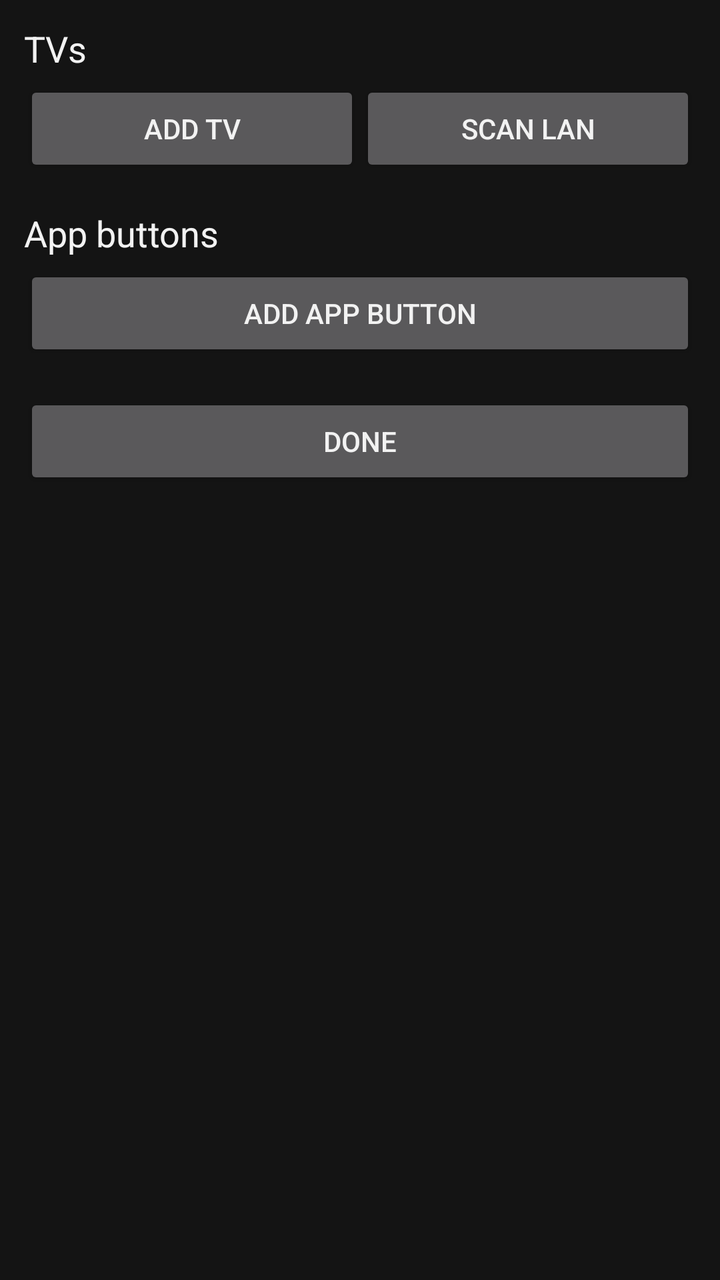
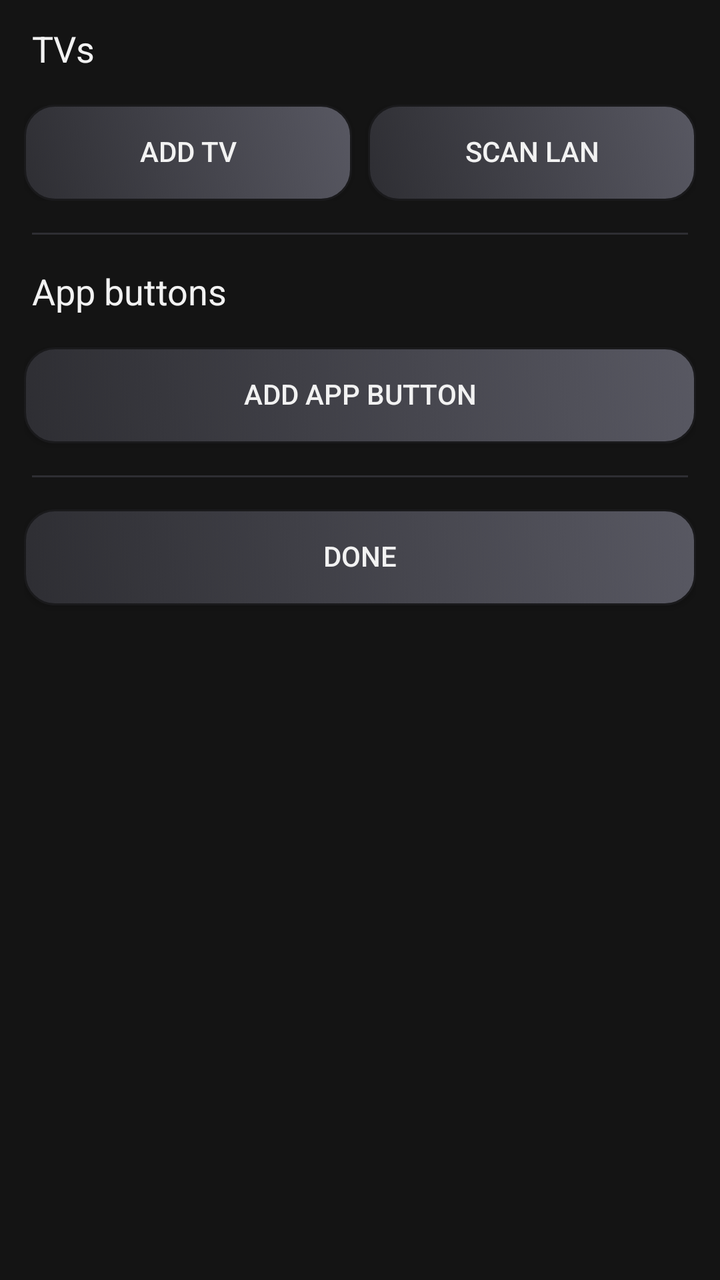

Compare the two renders of this Android layout. The source of the first and the diff that turns it into the second are given below.
<!-- AndroidManifest.xml: application theme Theme.GrafRemote -->
<!-- res/layout/activity_settings.xml -->
<?xml version="1.0" encoding="utf-8"?>
<ScrollView xmlns:android="http://schemas.android.com/apk/res/android"
    android:layout_width="match_parent"
    android:layout_height="match_parent">

    <LinearLayout
        android:layout_width="match_parent"
        android:layout_height="wrap_content"
        android:orientation="vertical"
        android:padding="12dp">

        <TextView
            android:layout_width="match_parent"
            android:layout_height="wrap_content"
            android:text="TVs"
            android:textSize="18sp" />

        <LinearLayout
            android:id="@+id/tvList"
            android:layout_width="match_parent"
            android:layout_height="wrap_content"
            android:orientation="vertical" />

        <LinearLayout
            android:layout_width="match_parent"
            android:layout_height="wrap_content"
            android:orientation="horizontal"
            android:layout_marginTop="4dp"
            android:layout_marginBottom="16dp">

            <Button
                android:id="@+id/btnAddTv"
                android:layout_width="0dp"
                android:layout_height="wrap_content"
                android:layout_weight="1"
                android:text="Add TV" />

            <Button
                android:id="@+id/btnScan"
                android:layout_width="0dp"
                android:layout_height="wrap_content"
                android:layout_weight="1"
                android:text="Scan LAN" />
        </LinearLayout>

        <TextView
            android:layout_width="match_parent"
            android:layout_height="wrap_content"
            android:text="App buttons"
            android:textSize="18sp" />

        <LinearLayout
            android:id="@+id/appList"
            android:layout_width="match_parent"
            android:layout_height="wrap_content"
            android:orientation="vertical" />

        <Button
            android:id="@+id/btnAddApp"
            android:layout_width="match_parent"
            android:layout_height="wrap_content"
            android:layout_marginTop="4dp"
            android:text="Add app button" />

        <Button
            android:id="@+id/btnDone"
            android:layout_width="match_parent"
            android:layout_height="wrap_content"
            android:layout_marginTop="16dp"
            android:layout_marginBottom="16dp"
            android:text="Done" />
    </LinearLayout>
</ScrollView>
<!-- resources referenced by this layout -->
<resources>
  <style name="Theme.GrafRemote" parent="android:Theme.Material.NoActionBar">
          <item name="android:windowBackground">#141414</item>
          <item name="android:textColor">#f2f2f2</item>
          <item name="android:colorAccent">#4da3ff</item>
      </style>
</resources>

<!-- the commit's change to res/layout/activity_settings.xml (unified diff, before → after) -->
@@ -12,7 +12,10 @@
         <TextView
             android:layout_width="match_parent"
             android:layout_height="wrap_content"
+            android:layout_marginStart="4dp"
+            android:layout_marginBottom="8dp"
             android:text="TVs"
+            android:textColor="#f2f2f2"
             android:textSize="18sp" />
 
         <LinearLayout
@@ -24,29 +27,56 @@
         <LinearLayout
             android:layout_width="match_parent"
             android:layout_height="wrap_content"
-            android:orientation="horizontal"
-            android:layout_marginTop="4dp"
-            android:layout_marginBottom="16dp">
+            android:layout_marginTop="8dp"
+            android:layout_marginBottom="16dp"
+            android:orientation="horizontal">
 
             <Button
                 android:id="@+id/btnAddTv"
                 android:layout_width="0dp"
                 android:layout_height="wrap_content"
+                android:layout_marginEnd="4dp"
                 android:layout_weight="1"
-                android:text="Add TV" />
+                android:background="@drawable/btn_face_selector"
+                android:elevation="1dp"
+                android:gravity="center"
+                android:includeFontPadding="false"
+                android:minWidth="0dp"
+                android:minHeight="48dp"
+                android:text="Add TV"
+                android:textColor="#f2f2f2" />
 
             <Button
                 android:id="@+id/btnScan"
                 android:layout_width="0dp"
                 android:layout_height="wrap_content"
+                android:layout_marginStart="4dp"
                 android:layout_weight="1"
-                android:text="Scan LAN" />
+                android:background="@drawable/btn_face_selector"
+                android:elevation="1dp"
+                android:gravity="center"
+                android:includeFontPadding="false"
+                android:minWidth="0dp"
+                android:minHeight="48dp"
+                android:text="Scan LAN"
+                android:textColor="#f2f2f2" />
         </LinearLayout>
+
+        <View
+            android:layout_width="match_parent"
+            android:layout_height="1dp"
+            android:layout_marginStart="4dp"
+            android:layout_marginEnd="4dp"
+            android:layout_marginBottom="16dp"
+            android:background="#2E2E33" />
 
         <TextView
             android:layout_width="match_parent"
             android:layout_height="wrap_content"
+            android:layout_marginStart="4dp"
+            android:layout_marginBottom="8dp"
             android:text="App buttons"
+            android:textColor="#f2f2f2"
             android:textSize="18sp" />
 
         <LinearLayout
@@ -59,15 +89,37 @@
             android:id="@+id/btnAddApp"
             android:layout_width="match_parent"
             android:layout_height="wrap_content"
-            android:layout_marginTop="4dp"
-            android:text="Add app button" />
+            android:layout_marginTop="8dp"
+            android:background="@drawable/btn_face_selector"
+            android:elevation="1dp"
+            android:gravity="center"
+            android:includeFontPadding="false"
+            android:minWidth="0dp"
+            android:minHeight="48dp"
+            android:text="Add app button"
+            android:textColor="#f2f2f2" />
+
+        <View
+            android:layout_width="match_parent"
+            android:layout_height="1dp"
+            android:layout_marginStart="4dp"
+            android:layout_marginTop="16dp"
+            android:layout_marginEnd="4dp"
+            android:layout_marginBottom="16dp"
+            android:background="#2E2E33" />
 
         <Button
             android:id="@+id/btnDone"
             android:layout_width="match_parent"
             android:layout_height="wrap_content"
-            android:layout_marginTop="16dp"
             android:layout_marginBottom="16dp"
-            android:text="Done" />
+            android:background="@drawable/btn_face_selector"
+            android:elevation="1dp"
+            android:gravity="center"
+            android:includeFontPadding="false"
+            android:minWidth="0dp"
+            android:minHeight="48dp"
+            android:text="Done"
+            android:textColor="#f2f2f2" />
     </LinearLayout>
 </ScrollView>
<!-- resource entries referenced after the edit -->
@@ -1,9 +1,41 @@
 <!-- resources referenced by this layout -->
 <resources>
+  <!-- drawable btn_face_selector (drawable) -->
+  <?xml version="1.0" encoding="utf-8"?>
+  <selector xmlns:android="http://schemas.android.com/apk/res/android">
+      <item android:drawable="@drawable/btn_face_pressed" android:state_pressed="true" />
+      <item android:drawable="@drawable/btn_face" />
+  </selector>
   <style name="Theme.GrafRemote" parent="android:Theme.Material.NoActionBar">
           <item name="android:windowBackground">#141414</item>
           <item name="android:textColor">#f2f2f2</item>
           <item name="android:colorAccent">#4da3ff</item>
       </style>
+  <!-- drawable btn_face_pressed (drawable) -->
+  <?xml version="1.0" encoding="utf-8"?>
+  <shape xmlns:android="http://schemas.android.com/apk/res/android"
+      android:shape="rectangle">
+      <gradient
+          android:angle="45"
+          android:startColor="#222226"
+          android:endColor="#3D3D45" />
+      <corners android:radius="15dp" />
+      <stroke
+          android:width="1dp"
+          android:color="#101012" />
+  </shape>
+  <!-- drawable btn_face (drawable) -->
+  <?xml version="1.0" encoding="utf-8"?>
+  <shape xmlns:android="http://schemas.android.com/apk/res/android"
+      android:shape="rectangle">
+      <gradient
+          android:angle="45"
+          android:startColor="#2E2E33"
+          android:endColor="#585862" />
+      <corners android:radius="15dp" />
+      <stroke
+          android:width="1dp"
+          android:color="#1A1A1C" />
+  </shape>
 </resources>
 
